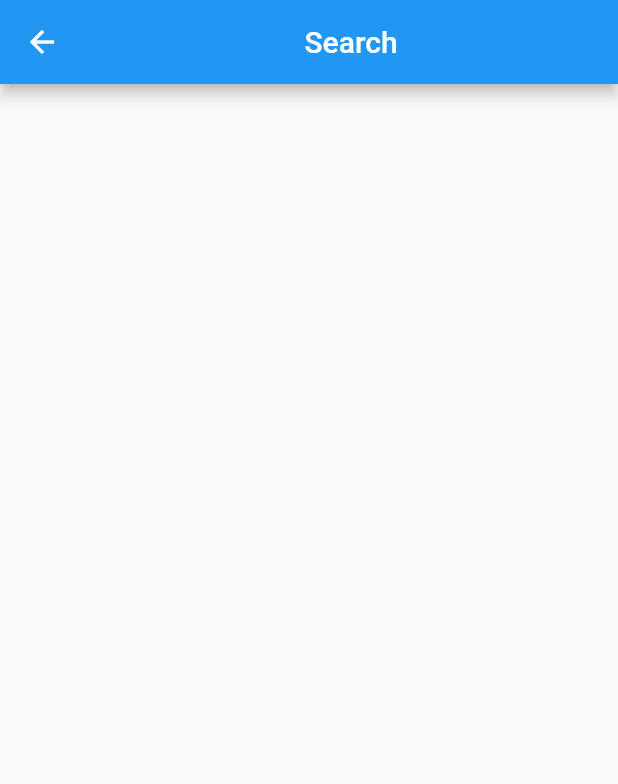
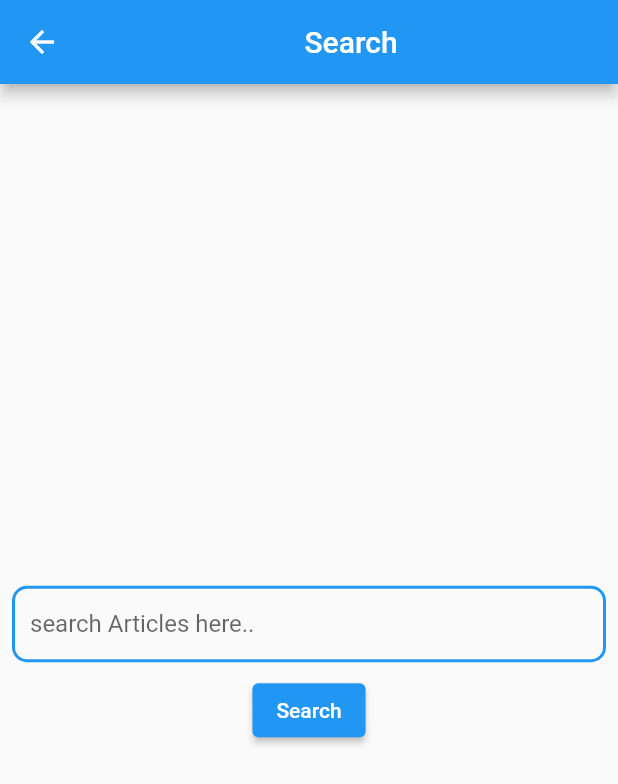
Before and after one commit to baraaaljabban/NYT, a Flutter app: the SearchController screen opened directly, on a phone screen of 412 x 824 dp. Shown: the top 784 px of the screen. Run offline on Flutter 3.47's test engine with Material 2 defaults, Android fonts, the phone set to English and light mode, and no system bars; our stand-ins replace bloc, connectivity, dartz, flutter_bloc, get_it, shared_preferences; missing offline and left inert: data_connection_checker_tv; accounts and stored records are empty.

Commit message:
Finish the Search UI

```diff
--- a/lib/features/articles/presentation/bloc/articles_bloc.dart
+++ b/lib/features/articles/presentation/bloc/articles_bloc.dart
@@ -32,7 +32,7 @@ class ArticlesBloc extends Bloc<ArticlesEvent, ArticlesState> {
         (r) => ArticleListState(articles: r),
       );
     } else if (event is SearchArticleEvent) {
-      if (event.params.query.isEmpty)
+      if (event.params.query.trim().isEmpty)
         yield Error(message: EMPTY_QUERY);
       else {
         yield Loading();
--- a/lib/features/articles/presentation/controllers/search_controller.dart
+++ b/lib/features/articles/presentation/controllers/search_controller.dart
@@ -1,4 +1,6 @@
 import 'package:flutter/material.dart';
+import 'package:flutter_bloc/flutter_bloc.dart';
+import 'package:nyt_app/features/articles/article_export/articl_export.dart';
 
 class SearchController extends StatefulWidget {
   SearchController({Key? key}) : super(key: key);
@@ -8,14 +10,53 @@ class SearchController extends StatefulWidget {
 }
 
 class _SearchControllerState extends State<SearchController> {
+  TextEditingController controller = TextEditingController();
+
   @override
   Widget build(BuildContext context) {
     return Scaffold(
-        appBar: AppBar(
-          title: Center(
+      appBar: AppBar(
+        title: Center(
+          child: Text("Search"),
+        ),
+      ),
+      body: Column(
+        mainAxisAlignment: MainAxisAlignment.center,
+        children: [
+          Padding(
+            padding: const EdgeInsets.all(8.0),
+            child: TextField(
+              controller: controller,
+              maxLines: 1,
+              decoration: InputDecoration(
+                isDense: true,
+                labelText: "search Articles here..",
+                border: OutlineInputBorder(
+                  borderRadius: BorderRadius.circular(10),
+                ),
+                enabledBorder: OutlineInputBorder(
+                  borderRadius: BorderRadius.circular(10.0),
+                  borderSide: BorderSide(
+                    color: Colors.blue,
+                    width: 2.0,
+                  ),
+                ),
+                fillColor: Colors.white,
+              ),
+            ),
+          ),
+          ElevatedButton(
+            onPressed: () {
+              BlocProvider.of<ArticlesBloc>(this.context).add(
+                SearchArticleEvent(
+                  params: SearchArticleParams(query: controller.text),
+                ),
+              );
+            },
             child: Text("Search"),
           ),
-        ),
-        body: Container());
+        ],
+      ),
+    );
   }
 }
--- a/lib/features/articles/presentation/page/articles_page.dart
+++ b/lib/features/articles/presentation/page/articles_page.dart
@@ -38,7 +38,7 @@ class _ArticalesPageState extends State<ArticalesPage>
                 children: [
                   Spacer(flex: 1),
                   Text(
-                    "Search ",
+                    "Search",
                     style: TextStyle(fontSize: 18),
                   ),
                   GestureDetector(
@@ -47,7 +47,7 @@ class _ArticalesPageState extends State<ArticalesPage>
                     },
                     child: MyCard(
                       icon: Icon(Icons.search),
-                      title: ("Search"),
+                      title: ("Search Articles"),
                     ),
                   ),
                   Spacer(flex: 1),
```
